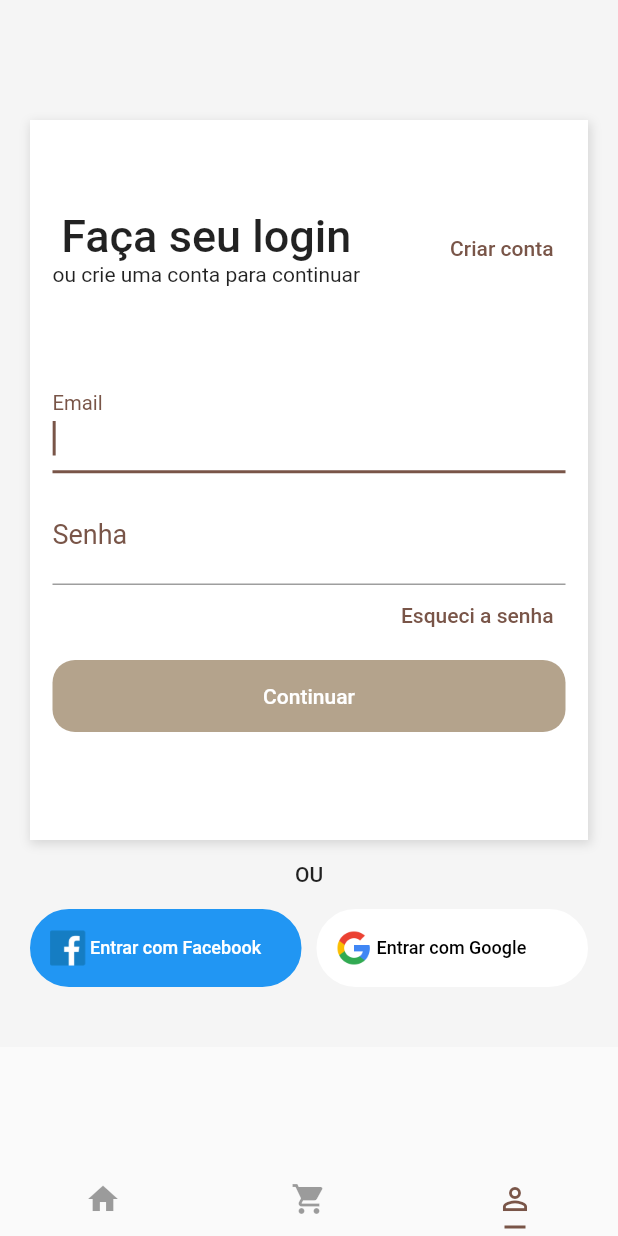
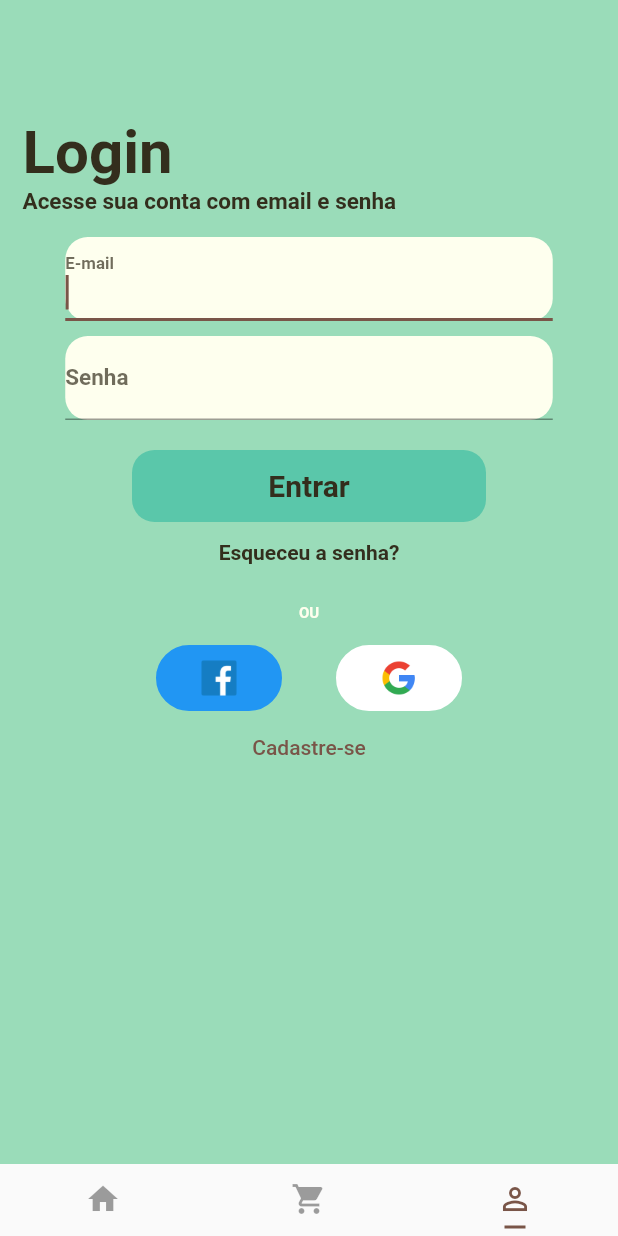
Before and after one commit to cauecbb/Ebook-Store-App, a Flutter app: the screen it shows after launch, item 3 of the bottom bar chosen, on a phone screen of 412 x 824 dp. Run offline on Flutter 3.47's test engine with Material 2 defaults, Android fonts, the phone set to English and light mode, and no system bars.

Commit message:
Inicia mudançã de layout LoginPage

```diff
--- a/lib/pages/login_page.dart
+++ b/lib/pages/login_page.dart
@@ -17,81 +17,73 @@ class _LoginPageState extends State<LoginPage> {
   @override
   Widget build(BuildContext context) {
     return Scaffold(
-      body: SingleChildScrollView(
-        child: Container(
-          color: const Color(0xFFF5F5F5),
+      body: Container(
+        color: const Color(0xFF9ADCB9),
         padding: const EdgeInsets.only(
-            top: 80,
-            left: 20,
-            right: 20,
-            bottom: 40,
+          top: 78,
         ),
         child: Column(
           children: <Widget>[
-              Container(
-                height: 480,
-                decoration: const BoxDecoration(
-                  color: Colors.white,
-                  border: Border(),
-                  boxShadow: [
-                    BoxShadow(
-                      color: Colors.black12,
-                      offset: Offset(1, 2.0),
-                      blurRadius: 5,
-                      spreadRadius: 1,
-                    ),
-                  ],
-                ),
-                child: Padding(
+            Padding(
               padding: const EdgeInsets.only(
                 left: 15,
                 right: 15,
-                    top: 60,
               ),
               child: Form(
                 key: _formkey,
                 child: Column(
                   children: <Widget>[
                     Row(
-                          mainAxisAlignment: MainAxisAlignment.spaceBetween,
                       children: <Widget>[
                         Column(
+                          crossAxisAlignment: CrossAxisAlignment.start,
                           children: const <Widget>[
                             Text(
-                                  "Faça seu login",
+                              "Login",
                               style: TextStyle(
-                                    fontSize: 30,
-                                    fontWeight: FontWeight.w500,
+                                color: Color(0xFF332E1D),
+                                fontSize: 40,
+                                fontWeight: FontWeight.bold,
                               ),
+                              textAlign: TextAlign.left,
                             ),
-                                Text("ou crie uma conta para continuar"),
+                            Text(
+                              "Acesse sua conta com email e senha",
+                              style: TextStyle(
+                                color: Color(0xFF332E1D),
+                                fontSize: 15,
+                                fontWeight: FontWeight.bold,
+                              ),
+                              textAlign: TextAlign.left,
+                            ),
                           ],
-                            ),
-                            TextButton(
-                              onPressed: () {
-                                Navigator.push(
-                                  context,
-                                  MaterialPageRoute(
-                                    builder: (context) => const SignupPage(),
-                                  ),
-                                );
-                              },
-                              child: const Text("Criar conta"),
                         ),
                       ],
                     ),
                     const SizedBox(
-                          height: 60,
+                      height: 15,
                     ),
-                        TextFormField(
+                    Column(
+                      crossAxisAlignment: CrossAxisAlignment.start,
+                      children: [
+                        Container(
+                          width: 325,
+                          height: 56,
+                          decoration: const BoxDecoration(
+                            color: Color(0xFFFEFFEE),
+                            borderRadius: BorderRadius.all(
+                              Radius.circular(15),
+                            ),
+                          ),
+                          child: TextFormField(
                             autofocus: true,
                             keyboardType: TextInputType.emailAddress,
-                          decoration: InputDecoration(
-                            labelText: "Email",
+                            decoration: const InputDecoration(
+                              labelText: "E-mail",
                               labelStyle: TextStyle(
-                              color: Theme.of(context).primaryColor,
-                              fontWeight: FontWeight.w400,
-                              fontSize: 18,
+                                color: Color(0xB3332E1D),
+                                fontWeight: FontWeight.bold,
+                                fontSize: 15,
                               ),
                             ),
                             style: const TextStyle(
@@ -99,25 +91,37 @@ class _LoginPageState extends State<LoginPage> {
                             ),
                             validator: (value) {
                               if (value!.isEmpty) {
-                              return "Email Inválido";
+                                return "E-mail Inválido";
                               }
                               return null;
                             },
                             onSaved: (input) => _email = input!,
                           ),
+                        ),
+                      ],
+                    ),
                     const SizedBox(
                       height: 10,
                     ),
-                        TextFormField(
+                    Container(
+                      width: 325,
+                      height: 56,
+                      decoration: const BoxDecoration(
+                        color: Color(0xFFFEFFEE),
+                        borderRadius: BorderRadius.all(
+                          Radius.circular(15),
+                        ),
+                      ),
+                      child: TextFormField(
                         autofocus: true,
                         keyboardType: TextInputType.text,
                         obscureText: true,
-                          decoration: InputDecoration(
+                        decoration: const InputDecoration(
                           labelText: "Senha",
                           labelStyle: TextStyle(
-                              color: Theme.of(context).primaryColor,
-                              fontWeight: FontWeight.w400,
-                              fontSize: 18,
+                            color: Color(0xB3332E1D),
+                            fontWeight: FontWeight.bold,
+                            fontSize: 15,
                           ),
                         ),
                         style: const TextStyle(
@@ -131,9 +135,41 @@ class _LoginPageState extends State<LoginPage> {
                         },
                         onSaved: (input) => _password = input!,
                       ),
+                    ),
+                    const SizedBox(
+                      height: 20,
+                    ),
+                    Container(
+                      width: 236,
+                      decoration: const BoxDecoration(
+                        color: Color(0xFF5AC7AA),
+                        borderRadius: BorderRadius.all(
+                          Radius.circular(15),
+                        ),
+                      ),
+                      child: TextButton(
+                        onPressed: () {
+                          if (_formkey.currentState!.validate()) {
+                            _formkey.currentState!.save();
+
+                            ScaffoldMessenger.of(context).showSnackBar(
+                              SnackBar(content: Text("Bem vindo(a), $_email!")),
+                            );
+                          }
+                        },
+                        child: const Text(
+                          "Entrar",
+                          style: TextStyle(
+                            color: Color(0xFF332E1D),
+                            fontSize: 20,
+                            fontWeight: FontWeight.bold,
+                          ),
+                        ),
+                      ),
+                    ),
                     Container(
                       height: 40,
-                          alignment: Alignment.centerRight,
+                      alignment: Alignment.center,
                       child: TextButton(
                         onPressed: () {
                           ScaffoldMessenger.of(context).showSnackBar(
@@ -144,40 +180,16 @@ class _LoginPageState extends State<LoginPage> {
                           );
                         },
                         child: const Text(
-                              "Esqueci a senha",
+                          "Esqueceu a senha?",
+                          style: TextStyle(
+                            color: Color(0xFF332E1D),
+                            fontSize: 14,
+                            fontWeight: FontWeight.bold,
                           ),
                         ),
                       ),
-                        const SizedBox(
-                          height: 10,
                     ),
-                        Container(
-                          width: double.infinity,
-                          decoration: const BoxDecoration(
-                            color: Color.fromARGB(255, 180, 163, 140),
-                            borderRadius: BorderRadius.all(
-                              Radius.circular(15),
-                            ),
-                          ),
-                          child: TextButton(
-                            onPressed: () {
-                              if (_formkey.currentState!.validate()) {
-                                _formkey.currentState!.save();
-
-                                ScaffoldMessenger.of(context).showSnackBar(
-                                  SnackBar(
-                                      content: Text("Bem vindo(a), $_email!")),
-                                );
-                              }
-                            },
-                            child: const Text(
-                              "Continuar",
-                              style: TextStyle(color: Colors.white),
-                            ),
-                          ),
-                        )
                   ],
-                    ),
                 ),
               ),
             ),
@@ -186,15 +198,18 @@ class _LoginPageState extends State<LoginPage> {
               child: const Text(
                 "OU",
                 style: TextStyle(
-                    fontSize: 14,
-                    fontWeight: FontWeight.w500,
+                  color: Color(0xFFFEFFEE),
+                  fontSize: 10,
+                  fontWeight: FontWeight.bold,
                 ),
               ),
             ),
             Row(
+              mainAxisAlignment: MainAxisAlignment.center,
               children: <Widget>[
-                  Expanded(
-                    child: Container(
+                Container(
+                  width: 84,
+                  height: 44,
                   decoration: BoxDecoration(
                     color: Colors.blue,
                     border: Border.all(
@@ -207,30 +222,19 @@ class _LoginPageState extends State<LoginPage> {
                   ),
                   child: TextButton(
                     onPressed: () {},
-                        child: Row(
-                          children: <Widget>[
-                            SizedBox(
+                    child: SizedBox(
                       height: 24,
                       width: 30,
                       child: Image.asset(
                         "assets/facebook.png",
                       ),
                     ),
-                            const Text(
-                              "Entrar com Facebook",
-                              style: TextStyle(
-                                color: Colors.white,
-                                fontSize: 12,
                   ),
                 ),
-                          ],
-                        ),
-                      ),
-                    ),
-                  ),
-                  const SizedBox(width: 10),
-                  Expanded(
-                    child: Container(
+                const SizedBox(width: 36),
+                Container(
+                  width: 84,
+                  height: 44,
                   decoration: BoxDecoration(
                     color: Colors.white,
                     border: Border.all(
@@ -243,31 +247,29 @@ class _LoginPageState extends State<LoginPage> {
                   ),
                   child: TextButton(
                     onPressed: () {},
-                        child: Row(
-                          children: <Widget>[
-                            SizedBox(
+                    child: SizedBox(
                       height: 24,
                       width: 30,
                       child: Image.asset(
                         "assets/google.png",
                       ),
                     ),
-                            const Text(
-                              "Entrar com Google",
-                              style: TextStyle(
-                                color: Colors.black,
-                                fontSize: 12,
                   ),
                 ),
               ],
             ),
+            TextButton(
+              onPressed: () {
+                Navigator.push(
+                  context,
+                  MaterialPageRoute(
+                    builder: (context) => const SignupPage(),
                   ),
-                    ),
+                );
+              },
+              child: const Text("Cadastre-se"),
             ),
           ],
-              )
-            ],
-          ),
         ),
       ),
     );
```
Lines whose indentation alone changed are shown as unchanged.
